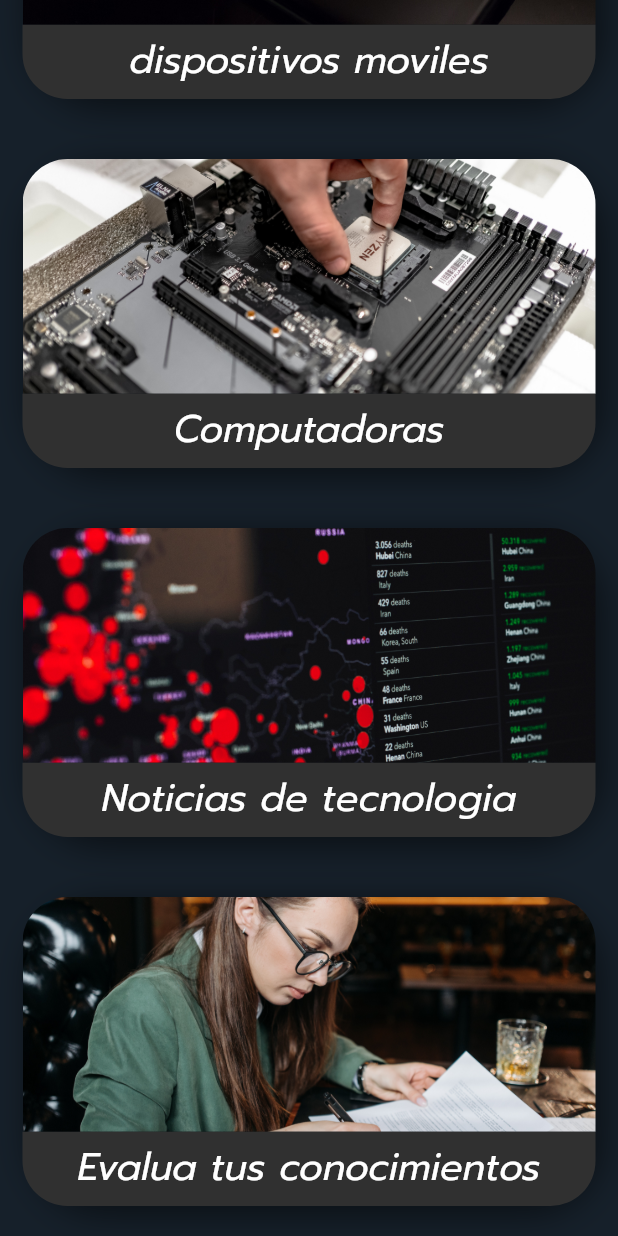
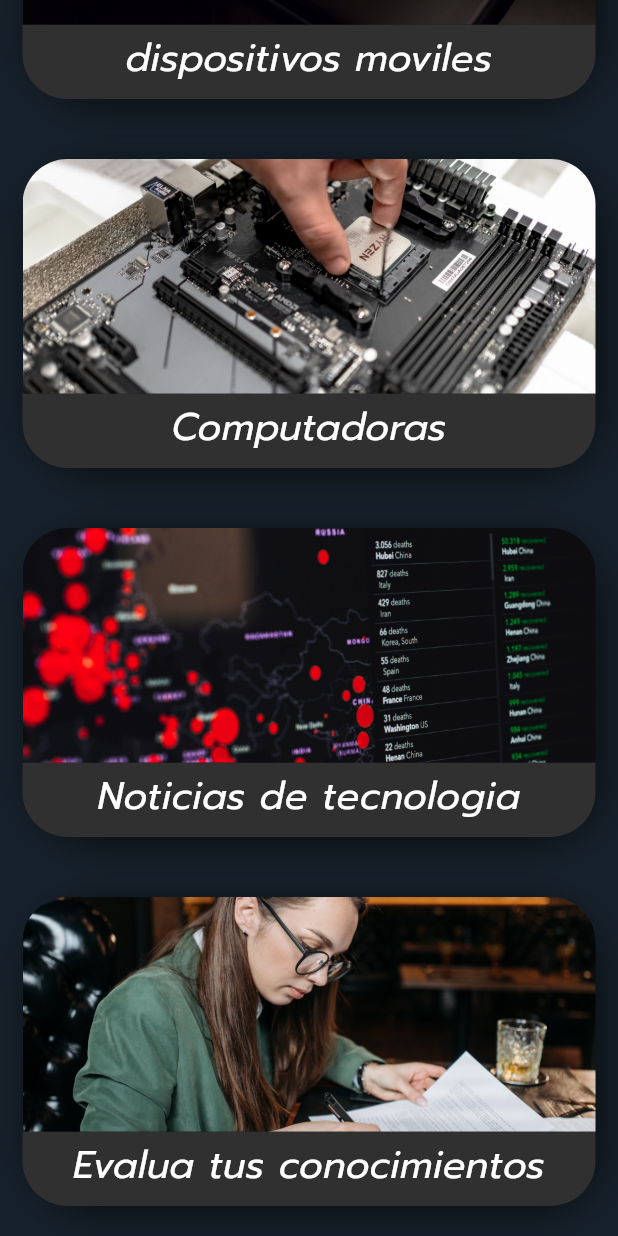
Before and after one commit to KamiloChinome/Flutter-DeviceDoctor-App, a Flutter app: the screen it shows after launch, scrolled down 216 dp, on a phone screen of 412 x 824 dp. Run offline on Flutter 3.47's test engine with Material 2 defaults, Android fonts, the phone set to English and light mode, and no system bars; our stand-ins replace go_router.

Commit message:
appRoutes and appTheme implemented

```diff
--- a/lib/config/router/app_router.dart
+++ b/lib/config/router/app_router.dart
@@ -0,0 +1,14 @@
+import 'package:circuitos_app/presentation/screens/screens.dart';
+import 'package:go_router/go_router.dart';
+
+final appRouter = GoRouter(
+  initialLocation: '/',
+  routes: [
+    GoRoute(
+      path: '/',
+      name: HomeScreen.name,
+      builder: (context, state) => const HomeScreen(),
+      routes: const []
+    )
+  ]
+);
--- a/lib/config/theme/app_theme.dart
+++ b/lib/config/theme/app_theme.dart
@@ -0,0 +1,14 @@
+import 'package:flutter/material.dart';
+
+class AppTheme {
+  ThemeData getTheme() => ThemeData(
+    useMaterial3: true,
+    fontFamily: 'Prompt',
+    scaffoldBackgroundColor: const Color(0xff16202a),
+    textTheme: const TextTheme(
+      bodyMedium: TextStyle(
+        color: Colors.white
+      ),
+    ),
+  );
+}
--- a/lib/main.dart
+++ b/lib/main.dart
@@ -1,6 +1,8 @@
-import 'package:circuitos_app/presentation/screens/home_screen.dart';
+import 'package:circuitos_app/config/router/app_router.dart';
+import 'package:circuitos_app/config/theme/app_theme.dart';
 import 'package:flutter/material.dart';
 import 'package:flutter/services.dart';
+
 
 void main(){
   SystemChrome.setSystemUIOverlayStyle(const SystemUiOverlayStyle(statusBarColor: Colors.transparent,));
@@ -12,22 +14,11 @@ class MyApp extends StatelessWidget {
 
   @override
   Widget build(BuildContext context) {
-    return MaterialApp(
+    return MaterialApp.router(
       debugShowCheckedModeBanner: false,
       title: 'Material App',
-      initialRoute: 'home',
-      routes: {
-        'home':(context) => const HomeScreen(),
-      },
-      theme: ThemeData(
-        fontFamily: 'Prompt',
-        scaffoldBackgroundColor: const Color(0xff16202a),
-        textTheme: const TextTheme(
-          bodyMedium: TextStyle(
-            color: Colors.white
-          ),
-        )
-      ),
+      routerConfig: appRouter,
+      theme: AppTheme().getTheme()
 
     );
   }
--- a/lib/presentation/screens/home_screen.dart
+++ b/lib/presentation/screens/home_screen.dart
@@ -1,6 +1,7 @@
 import 'package:flutter/material.dart';
 
 class HomeScreen extends StatelessWidget {
+  static const name = 'home-screen';
 
   const HomeScreen({Key? key}) : super(key: key);
 
--- a/lib/presentation/screens/screens.dart
+++ b/lib/presentation/screens/screens.dart
@@ -0,0 +1 @@
+export 'package:circuitos_app/presentation/screens/home_screen.dart';
```
